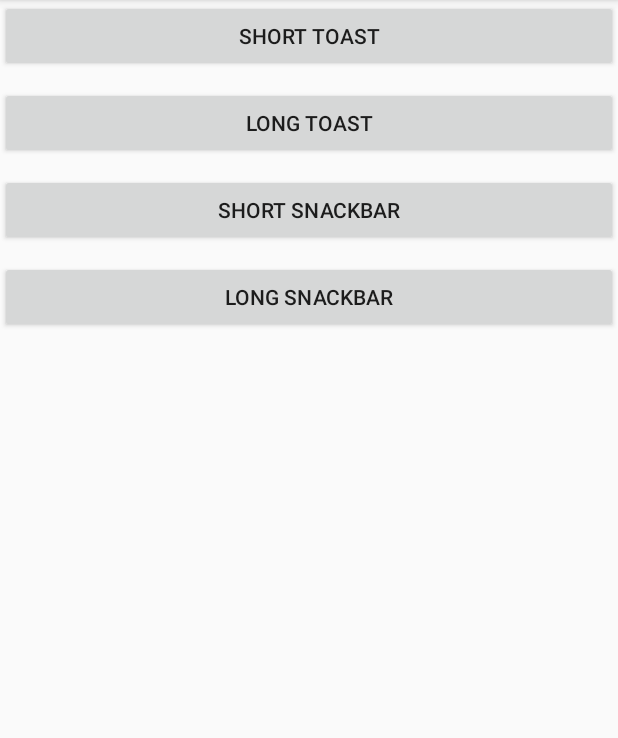
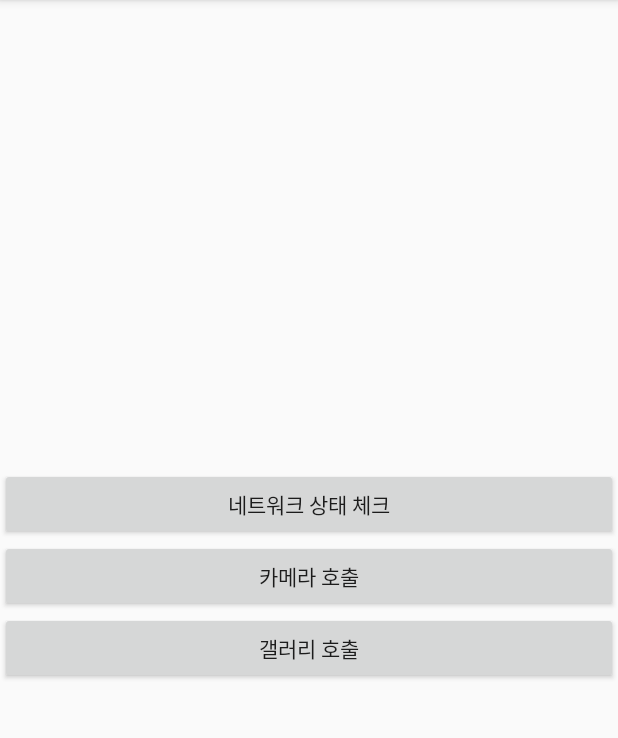
Before and after one commit to YunByungKwan/android-utils-app-kotlin, an Android app: the screen it shows after launch (MainActivity), on a phone screen of 412 x 824 dp, the part 84-822 px from its top. Run offline under Robolectric (Android 15) with nearby library versions, the phone set to English and light mode, and no system bars.

```diff
--- a/app/src/main/java/com/example/simpleapp/MainActivity.kt
+++ b/app/src/main/java/com/example/simpleapp/MainActivity.kt
@@ -1,81 +1,53 @@
 package com.example.simpleapp
 
-import android.Manifest
-import android.content.BroadcastReceiver
-import android.content.Context
-import android.content.DialogInterface
 import android.content.Intent
-import android.content.pm.PackageManager
+import android.graphics.Bitmap
 import androidx.appcompat.app.AppCompatActivity
 import android.os.Bundle
-import android.view.LayoutInflater
-import android.view.View
-import android.widget.Toast
-import androidx.appcompat.app.AlertDialog
-import androidx.core.content.ContextCompat
+import android.provider.MediaStore
 import com.example.simpleapp.util.Utils
-import com.google.android.material.snackbar.Snackbar
+import com.google.android.gms.location.FusedLocationProviderClient
+import com.google.android.gms.location.LocationServices
 import kotlinx.android.synthetic.main.activity_main.*
+
 
 class MainActivity : AppCompatActivity() {
 
-    private lateinit var receiver: BroadcastReceiver
+    private lateinit var fusedLocationClient: FusedLocationProviderClient
+
 
     override fun onCreate(savedInstanceState: Bundle?) {
         super.onCreate(savedInstanceState)
         setContentView(R.layout.activity_main)
 
-        val utils = Utils()
+        val utils = Utils(this, this) /** 수정 필요 */
 
-        toastButton1.setOnClickListener {
-            utils.showShortToast(this, "short toast")
+
+
+        fusedLocationClient = LocationServices.getFusedLocationProviderClient(this)
+
+        // utils.showDialog("권한 필요", "앱을 사용하기 위해 해당 권한 승인이 필요합니다.", "확인", "취소")
+        // utils.checkPermission(Manifest.permission.CAMERA)
+
+        btn_network.setOnClickListener {
+            utils.showNetworkState()
         }
 
-        toastButton2.setOnClickListener {
-            utils.showLongToast(this, "long toast")
-        }
-
-        snackbarButton1.setOnClickListener {
-            utils.showShortSnackbar(it, "short snackbar")
-        }
-
-        snackbarButton2.setOnClickListener {
-            utils.showLongSnackbar(it, "long snackbar")
-        }
-
-        val inflater = getSystemService(Context.LAYOUT_INFLATER_SERVICE) as LayoutInflater
-        val view = inflater.inflate(R.layout.dialog, null)
-
-        val alertDialog = AlertDialog.Builder(this)
-            .setTitle("제목")
-            .setPositiveButton("저장") { dialog, which ->
-                Toast.makeText(applicationContext, "긍정", Toast.LENGTH_SHORT).show()
-            }
-            .setNegativeButton("취소", null)
-            .create()
-
-        alertDialog.setView(view)
-        alertDialog.show()
-        /*
-        val dialog = AlertDialog.Builder(this)
-        dialog.setTitle("제목")
-        dialog.setMessage("친구목록에서 지우시겠습니까?")
-        val dialog_listener = DialogInterface.OnClickListener { dialog, which ->
-            when(which) {
-                DialogInterface.BUTTON_POSITIVE ->
-                    Toast.makeText(applicationContext, "긍정", Toast.LENGTH_SHORT).show()
-                DialogInterface.BUTTON_NEGATIVE ->
-                    Toast.makeText(applicationContext, "부정", Toast.LENGTH_SHORT).show()
+        btn_camera.setOnClickListener {
+            Intent(MediaStore.ACTION_IMAGE_CAPTURE).also { takePictureIntent ->
+                takePictureIntent.resolveActivity(packageManager)?.also {
+                    startActivityForResult(takePictureIntent, REQUEST_IMAGE_CAPTURE)
+                }
             }
         }
 
-        dialog.setPositiveButton("YES",dialog_listener)
-        dialog.setNegativeButton("NO",dialog_listener)
-        dialog.show()
-        */
+        btn_gallery.setOnClickListener {
 
-        /**
-         * SharedPreferences
-         */
+        }
+    }
+
+
+    companion object {
+        private const val REQUEST_IMAGE_CAPTURE = 1000
     }
 }
--- a/app/src/main/res/layout/activity_main.xml
+++ b/app/src/main/res/layout/activity_main.xml
@@ -2,34 +2,30 @@
 <LinearLayout xmlns:android="http://schemas.android.com/apk/res/android"
     android:layout_width="match_parent"
     android:layout_height="match_parent"
-    android:orientation="vertical">
+    android:orientation="vertical"
+    android:gravity="center_horizontal|center_vertical">
 
     <Button
-        android:id="@+id/toastButton1"
+        android:id="@+id/btn_network"
         android:layout_width="match_parent"
         android:layout_height="wrap_content"
-        android:layout_marginBottom="10dp"
-        android:text="Short Toast"/>
+        android:text="네트워크 상태 체크"/>
 
     <Button
-        android:id="@+id/toastButton2"
+        android:id="@+id/btn_camera"
         android:layout_width="match_parent"
         android:layout_height="wrap_content"
-        android:layout_marginBottom="10dp"
-        android:text="Long Toast"/>
+        android:text="카메라 호출"/>
 
     <Button
-        android:id="@+id/snackbarButton1"
+        android:id="@+id/btn_gallery"
         android:layout_width="match_parent"
         android:layout_height="wrap_content"
-        android:layout_marginBottom="10dp"
-        android:text="Short Snackbar"/>
+        android:text="갤러리 호출"/>
 
-    <Button
-        android:id="@+id/snackbarButton2"
-        android:layout_width="match_parent"
-        android:layout_height="wrap_content"
-        android:layout_marginBottom="10dp"
-        android:text="Long Snackbar"/>
+    <ImageView
+        android:id="@+id/imageView"
+        android:layout_width="wrap_content"
+        android:layout_height="wrap_content"/>
 
 </LinearLayout>
```
Also changed, not shown: app/build.gradle (+5 -2 lines), app/src/main/AndroidManifest.xml (+11 -5 lines), app/src/main/java/com/example/simpleapp/util/Utils.kt (+102 -58 lines), app/src/main/res/layout/dialog.xml (deleted, +0 -17 lines), app/src/main/res/values/strings.xml (+28 -0 lines).
